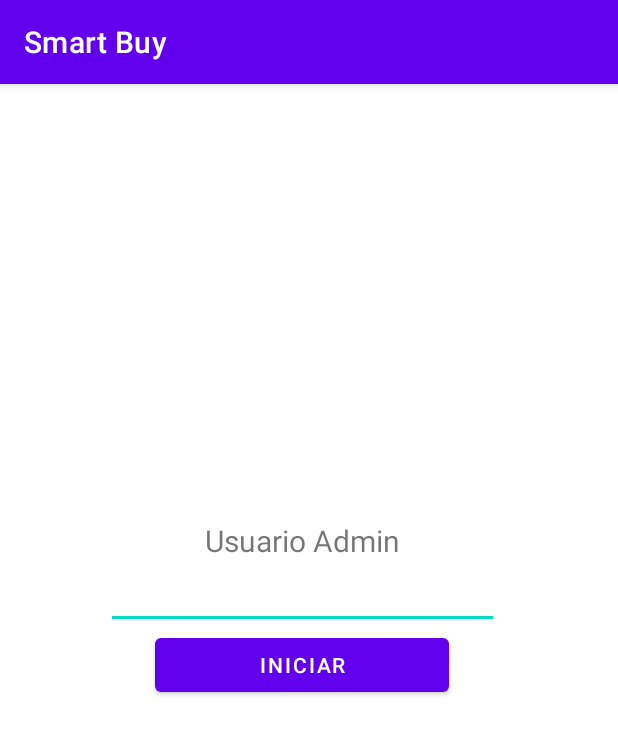
After one commit to JesusPandura/SmartBuy, an Android app: the AdminC screen opened directly, with no data from a screen before it, on a phone screen of 412 x 824 dp. The commit adds this screen. Shown: the top 734 px of the screen. Run offline under Robolectric (Android 15) with nearby library versions, the phone set to English and light mode, and no system bars.

Commit message:
quinto commit

```diff
--- /dev/null
+++ b/app/src/main/java/com/example/smartbuy/AdminC.java
@@ -0,0 +1,43 @@
+package com.example.smartbuy;
+
+import android.content.Intent;
+import android.os.Bundle;
+import android.view.View;
+import android.widget.Button;
+import android.widget.EditText;
+import android.widget.Toast;
+
+import androidx.appcompat.app.AppCompatActivity;
+
+public class AdminC extends AppCompatActivity {
+    private EditText contraseña;
+    Button iniciar;
+
+
+
+    @Override
+    protected void onCreate(Bundle savedInstanceState) {
+
+        super.onCreate(savedInstanceState);
+        setContentView(R.layout.activity_admin_c);
+
+        contraseña = findViewById(R.id.contrass);
+        iniciar = findViewById(R.id.btn_inia);
+
+
+        iniciar.setOnClickListener(new View.OnClickListener() {
+            @Override
+            public void onClick(View view) {
+                if(contraseña.getText().toString().equals("asd")){
+                    startActivity(new Intent(AdminC.this, Herramientas.class));
+                }else{
+                    Toast.makeText(getApplicationContext(), "Error contraseña equivocada", Toast.LENGTH_SHORT).show();
+                }
+
+            }
+        });
+
+
+    }
+
+}
--- a/app/src/main/java/com/example/smartbuy/Catalogo.java
+++ b/app/src/main/java/com/example/smartbuy/Catalogo.java
@@ -20,7 +20,7 @@ public class Catalogo extends AppCompatActivity {
         mostrar.setOnClickListener(new View.OnClickListener() {
             @Override
             public void onClick(View view) {
-                startActivity(new Intent(Catalogo.this, MostrarDatos.class));
+                startActivity(new Intent(Catalogo.this, MostarDatos2.class));
             }
         });
     }
@@ -28,7 +28,7 @@ public class Catalogo extends AppCompatActivity {
 
 
     public void Herramientas(View view){
-        Intent i = new Intent(this, Herramientas.class);
+        Intent i = new Intent(this, AdminC.class);
         startActivity(i);
 
     }
--- /dev/null
+++ b/app/src/main/res/layout/activity_admin_c.xml
@@ -0,0 +1,42 @@
+<?xml version="1.0" encoding="utf-8"?>
+<androidx.constraintlayout.widget.ConstraintLayout xmlns:android="http://schemas.android.com/apk/res/android"
+    xmlns:app="http://schemas.android.com/apk/res-auto"
+    xmlns:tools="http://schemas.android.com/tools"
+    android:layout_width="match_parent"
+    android:layout_height="match_parent"
+    tools:context=".AdminC">
+
+    <LinearLayout
+        android:layout_width="371dp"
+        android:layout_height="702dp"
+        android:gravity="center"
+        android:orientation="vertical"
+        app:layout_constraintBottom_toBottomOf="parent"
+        app:layout_constraintEnd_toEndOf="parent"
+        app:layout_constraintHorizontal_bias="0.4"
+        app:layout_constraintStart_toStartOf="parent"
+        app:layout_constraintTop_toTopOf="parent"
+        app:layout_constraintVertical_bias="0.0">
+
+        <TextView
+            android:id="@+id/textView7"
+            android:layout_width="170dp"
+            android:layout_height="wrap_content"
+            android:gravity="center"
+            android:text="Usuario Admin"
+            android:textSize="20sp" />
+
+        <EditText
+            android:id="@+id/contrass"
+            android:layout_width="262dp"
+            android:layout_height="wrap_content"
+            android:ems="10"
+            android:inputType="textPassword" />
+
+        <Button
+            android:id="@+id/btn_inia"
+            android:layout_width="196dp"
+            android:layout_height="wrap_content"
+            android:text="Iniciar" />
+    </LinearLayout>
+</androidx.constraintlayout.widget.ConstraintLayout>
```
Also changed, not shown: app/src/main/AndroidManifest.xml (+14 -0 lines), app/src/main/java/com/example/smartbuy/Herramientas.java (+7 -4 lines), app/src/main/java/com/example/smartbuy/adapter/productoadpater.java (+14 -1 lines), app/src/main/res/layout/activity_catalogo.xml (+4 -9 lines), app/src/main/res/layout/activity_herramientas.xml (+1 -14 lines), app/src/main/res/layout/activity_iniciarsesion.xml (+12 -2 lines), app/src/main/res/layout/view_product_single.xml (+13 -5 lines).
